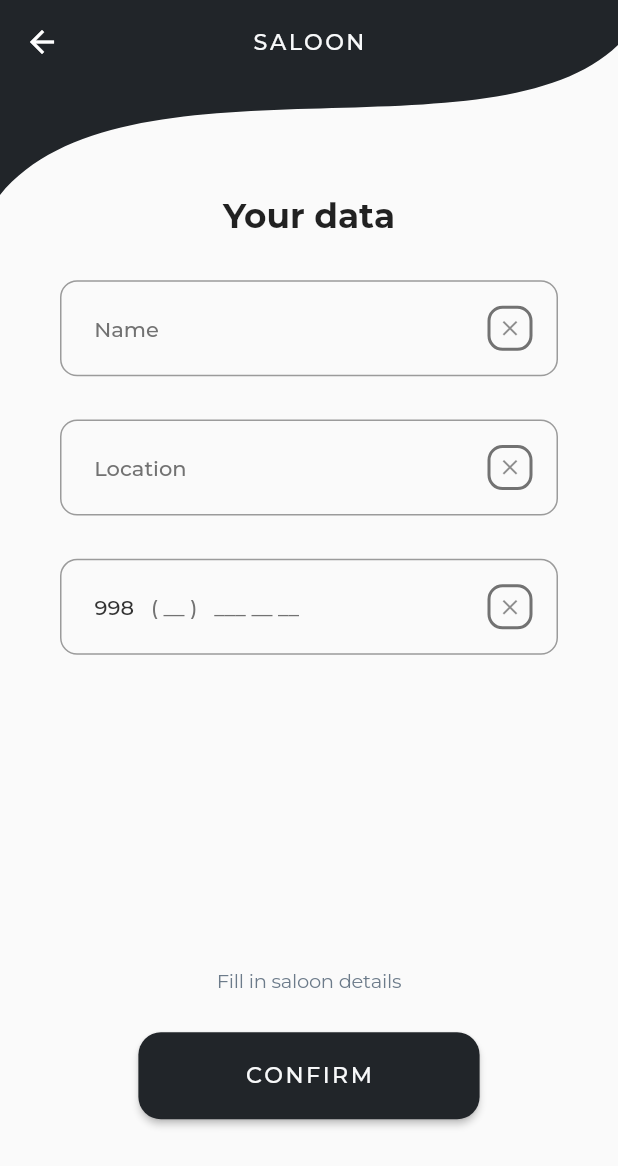
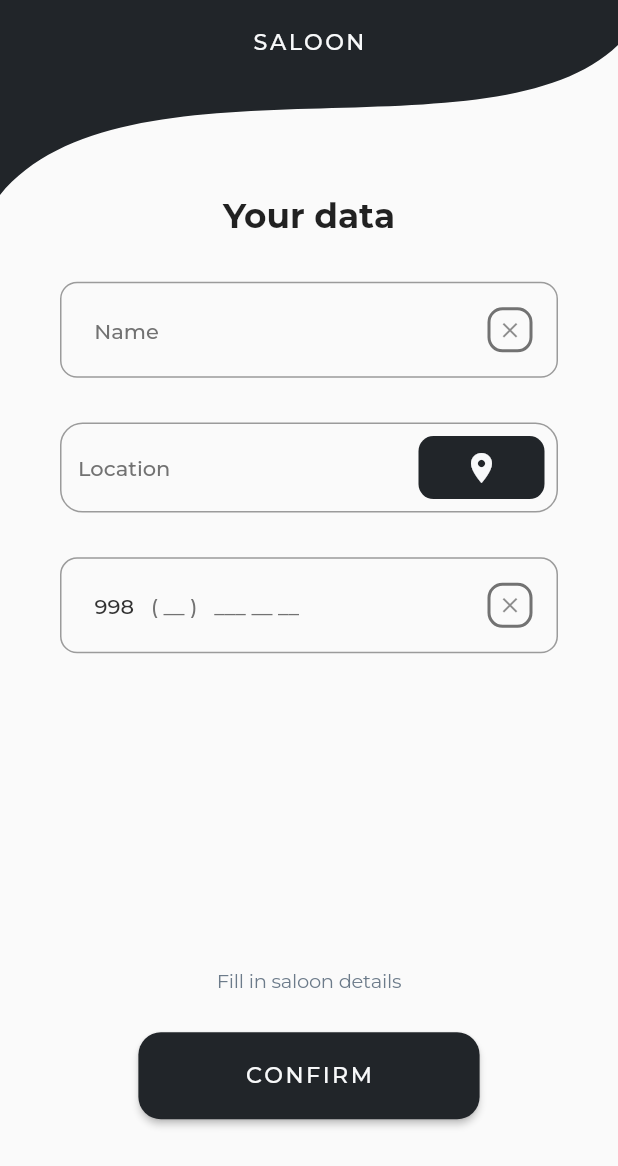
Before and after one commit to Mukhammad1999/show_upp_master, a Flutter app: the SaloonFormPage screen opened by its route, on a phone screen of 412 x 824 dp. Shown: the top 1166 px of the screen. Run offline on Flutter 3.47's test engine with Material 2 defaults, Android fonts, the phone set to English and light mode, and no system bars; our stand-ins replace auto_size_text, bloc, dio, easy_localization, equatable, flutter_bloc and 6 more; missing offline and left inert: mask_input_formatter; generated files the repository leaves out were written again; project files that could hold a hidden picture were left out.

Commit message:
feat:booba

```diff
--- a/master_app/lib/app/navigation/app_module.dart
+++ b/master_app/lib/app/navigation/app_module.dart
@@ -1,6 +1,7 @@
 import 'package:flutter_modular/flutter_modular.dart';
 import 'package:master_app/app/navigation/auth_module.dart';
 import 'package:master_app/app/navigation/route_names.dart';
+import 'package:master_app/app/ui/presentation/pages/choose_location_page.dart';
 
 class NavigationModule extends Module {
   @override
@@ -11,6 +12,14 @@ class NavigationModule extends Module {
         ModuleRoute<AuthModule>(
           RouteName.authModule,
           module: AuthModule(),
+        ),
+        //rework here
+        ChildRoute<ChooseLocationPage>(
+          RouteName.chooseLocationPage,
+          child: (context, args) => ChooseLocationPage(
+            // ignore: avoid_dynamic_calls
+            title: args.data['title'] as String,
+          ),
         )
       ];
 }
--- a/master_app/lib/app/navigation/route_names.dart
+++ b/master_app/lib/app/navigation/route_names.dart
@@ -7,4 +7,5 @@ class RouteName {
   static const String loginPage = '/';
   static const String workerOrFreelancerPage = '/workerOrFreelancer';
   static const String chooseSaloonPage = '/chooseSaloonPage';
+  static const String chooseLocationPage = '/chooseLocationPage';
 }
--- /dev/null
+++ b/master_app/lib/app/ui/presentation/controllers/location_bloc/bloc/location_event.dart
@@ -0,0 +1,6 @@
+part of 'location_bloc.dart';
+
+@freezed
+class LocationEvent with _$LocationEvent {
+  const factory LocationEvent.fetchLocation() = FetchLocation;
+}
--- a/master_app/lib/app/ui/style/app_theme.dart
+++ b/master_app/lib/app/ui/style/app_theme.dart
@@ -1,4 +1,5 @@
 import 'package:flutter/material.dart';
+import 'package:master_app/app/index/index.dart';
 import 'package:master_app/app/ui/style/app_colors.dart';
 
 abstract class AppTheme {
@@ -12,9 +13,14 @@ abstract class AppTheme {
         hoverColor: AppColorsLight.lightGreyColor,
         indicatorColor: AppColorsLight.indicatorColor,
         highlightColor: AppColorsLight.descriptionColor,
-        appBarTheme: const AppBarTheme(
-          elevation: 0,
+        appBarTheme: AppBarTheme(
+          elevation: 1,
           centerTitle: true,
+          backgroundColor: AppColorsLight.backGroundColor,
+          titleTextStyle: AppTypography.appBarTitleStyle.copyWith(
+            color: AppColorsLight.primaryColor,
+          ),
+          foregroundColor: AppColorsLight.primaryColor,
         ),
       );
 }
--- /dev/null
+++ b/master_app/lib/app/ui/widgets/text_fields/location_text_field.dart
@@ -0,0 +1,97 @@
+import 'package:easy_localization/easy_localization.dart';
+import 'package:flutter/material.dart';
+import 'package:master_app/app/ui/style/app_typography.dart';
+import 'package:master_app/localization/translation_strings.dart';
+
+class LocationTextField extends StatefulWidget {
+  const LocationTextField({
+    super.key,
+    this.onTap,
+    this.onChanged,
+    required this.enabled,
+    this.onButtonTap,
+  });
+  final VoidCallback? onTap;
+  final Function(String)? onChanged;
+  final bool? enabled;
+  final Function(String)? onButtonTap;
+
+  @override
+  State<LocationTextField> createState() => _LocationTextFieldState();
+}
+
+class _LocationTextFieldState extends State<LocationTextField> {
+  late final TextEditingController _textEditingController;
+
+  @override
+  void initState() {
+    _textEditingController = TextEditingController();
+    super.initState();
+  }
+
+  @override
+  void dispose() {
+    _textEditingController.dispose();
+    super.dispose();
+  }
+
+  @override
+  Widget build(BuildContext context) {
+    return TextField(
+      onChanged: widget.onChanged,
+      enabled: widget.enabled,
+      onTap: widget.onTap,
+      decoration: InputDecoration(
+        suffixIcon: ChooseLocationButton(
+          onPressed: () => widget.onButtonTap!.call(
+            _textEditingController.value.text != ''
+                ? _textEditingController.value.text
+                : '',
+          ),
+        ),
+        hintText: TranslationStrings.auth.location.tr(),
+        hintStyle: AppTypography.hintStyle,
+        border: OutlineInputBorder(
+          borderRadius: BorderRadius.circular(15),
+          borderSide: BorderSide(
+            color: Theme.of(context).primaryColor,
+          ),
+        ),
+      ),
+    );
+  }
+}
+
+class ChooseLocationButton extends StatelessWidget {
+  const ChooseLocationButton({
+    super.key,
+    this.onPressed,
+  });
+  final VoidCallback? onPressed;
+
+  @override
+  Widget build(BuildContext context) {
+    return GestureDetector(
+      onTap: onPressed,
+      child: Container(
+        margin: const EdgeInsets.symmetric(
+          horizontal: 9,
+          vertical: 3,
+        ),
+        decoration: BoxDecoration(
+          color: Theme.of(context).primaryColor,
+          borderRadius: BorderRadius.circular(
+            10,
+          ),
+        ),
+        child: Padding(
+          padding: const EdgeInsets.symmetric(horizontal: 30),
+          child: Icon(
+            Icons.place,
+            color: Theme.of(context).backgroundColor,
+          ),
+        ),
+      ),
+    );
+  }
+}
--- a/master_app/lib/features/auth/presentation/pages/saloon_form.dart
+++ b/master_app/lib/features/auth/presentation/pages/saloon_form.dart
@@ -2,10 +2,12 @@ import 'package:easy_localization/easy_localization.dart';
 import 'package:flutter/material.dart';
 import 'package:flutter_bloc/flutter_bloc.dart';
 import 'package:flutter_modular/flutter_modular.dart';
+import 'package:master_app/app/navigation/route_names.dart';
 import 'package:master_app/app/ui/style/app_typography.dart';
 import 'package:master_app/app/ui/widgets/buttons/app_text_button.dart';
 import 'package:master_app/app/ui/widgets/curvatures.dart';
 import 'package:master_app/app/ui/widgets/curved_app_bar.dart';
+import 'package:master_app/app/ui/widgets/text_fields/location_text_field.dart';
 import 'package:master_app/app/ui/widgets/titles.dart';
 import 'package:master_app/features/auth/presentation/controller/saloon_bloc/saloon_form_bloc.dart';
 import 'package:master_app/features/auth/presentation/widgets/phone_form_text_field.dart';
@@ -61,11 +63,17 @@ class SaloonFormPage extends StatelessWidget {
                               ),
                             ),
                           ),
-                          StringTextFormField(
-                            isFullFilled: false,
-                            hint: TranslationStrings.auth.location.tr(),
+                          LocationTextField(
                             onChanged: (name) {},
-                            onErase: () {},
+                            onButtonTap: (p0) {
+                              Modular.to.pushNamed(
+                                RouteName.chooseLocationPage,
+                                arguments: {
+                                  'title': TranslationStrings.role.saloon.tr(),
+                                },
+                              );
+                            },
+                            enabled: true,
                           ),
                           PhoneFormTextField(
                             isFullFilled: state is FormUpdate &&
```
Also changed, not shown: master_app/lib/app/entities/location_entity.dart (added, +16 -0 lines), master_app/lib/app/ui/presentation/controllers/location_bloc/bloc/location_bloc.dart (added, +39 -0 lines), master_app/lib/app/ui/presentation/controllers/location_bloc/bloc/location_state.dart (added, +11 -0 lines), master_app/lib/app/ui/presentation/pages/choose_location_page.dart (+8 -1 lines), master_app/lib/app/utils/service/location_service.dart (added, +7 -0 lines), master_app/lib/app/ui/presentation/controllers/location_bloc/bloc/location_bloc.freezed.dart (added), master_app/pubspec.lock.
